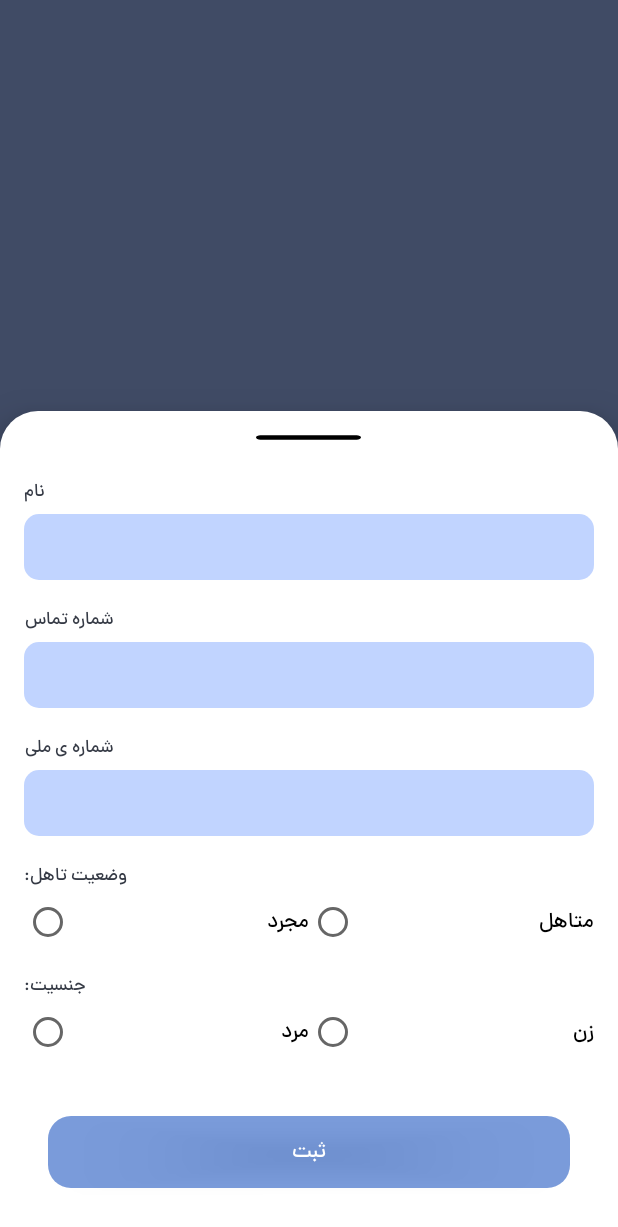
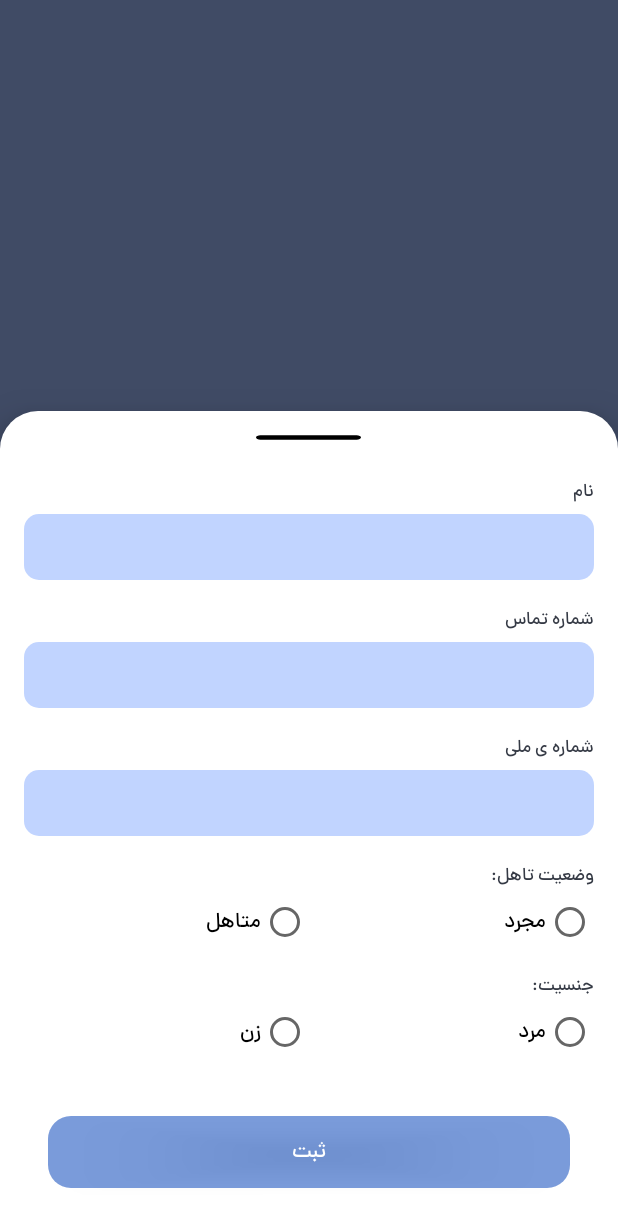
Before and after one commit to momen7899/Restel, an Android app: the CustomerFragment screen opened through its navigation route, after a tap on an icon or button, on a phone screen of 412 x 824 dp. Shown: the top 1227 px of the screen. Run offline under Robolectric (Android 15) with nearby library versions, the phone set to English and light mode, and no system bars; our stand-ins replace Dagger/Hilt's generated code, Room's generated code, RxJava, navigation-ui; 1 statement that could not run was skipped.

Commit message:
Fix Toolbar Bugs

```diff
--- a/presentation/src/main/java/com/momen/restel/customer/view/CustomerFragment.kt
+++ b/presentation/src/main/java/com/momen/restel/customer/view/CustomerFragment.kt
@@ -1,7 +1,6 @@
 package com.momen.restel.customer.view
 
 import android.os.Bundle
-import android.util.Log
 import android.view.LayoutInflater
 import android.view.View
 import android.view.ViewGroup
@@ -9,6 +8,8 @@ import android.widget.Button
 import android.widget.EditText
 import android.widget.RadioButton
 import android.widget.ScrollView
+import androidx.appcompat.widget.Toolbar
+import androidx.drawerlayout.widget.DrawerLayout
 import androidx.fragment.app.Fragment
 import androidx.lifecycle.ViewModelProvider
 import androidx.recyclerview.widget.LinearLayoutManager
@@ -116,7 +117,6 @@ class CustomerFragment : Fragment() {
                     }
                 }
                 CustomerViewModel.State.LOAD_ERROR -> {
-                    Log.i("AddRoom", result.error.toString())
                 }
             }
         })
@@ -159,12 +159,28 @@ class CustomerFragment : Fragment() {
     }
 
     private fun setUpComponents() {
+        hideActivityComponent()
         setUpFab()
         setUpRecycler()
         setUpBottomSheet()
         setUpBottomSheetComponent()
         setUpBottomSheetSubmit()
     }
+
+    private fun hideActivityComponent() {
+        hideNavMenu()
+        hideToolbar()
+    }
+
+    private fun hideNavMenu() {
+        requireActivity().findViewById<DrawerLayout>(R.id.mainDrawer)
+            .setDrawerLockMode(DrawerLayout.LOCK_MODE_LOCKED_CLOSED)
+    }
+
+    private fun hideToolbar() {
+        requireActivity().findViewById<Toolbar>(R.id.toolbar).visibility = View.GONE
+    }
+
 
     private fun setUpFab() {
         customerFab.setOnClickListener {
@@ -182,7 +198,7 @@ class CustomerFragment : Fragment() {
         bottomSheetDialog = BottomSheetDialog(requireContext())
         bottomSheetDialog?.setContentView(R.layout.bottom_sheet_customer)
         val rtl = true
-        val layout = bottomSheetDialog?.findViewById<ScrollView>(R.id.bottomSheetRoom)
+        val layout = bottomSheetDialog?.findViewById<ScrollView>(R.id.bottomSheetCustomer)
         layout?.layoutDirection = if (rtl) View.LAYOUT_DIRECTION_RTL else View.LAYOUT_DIRECTION_LTR
     }
 
```
Also changed, not shown: presentation/src/main/java/com/momen/restel/client/view/ClientsFragment.kt (+17 -0 lines), presentation/src/main/java/com/momen/restel/room/view/RoomFragment.kt (+17 -0 lines).
